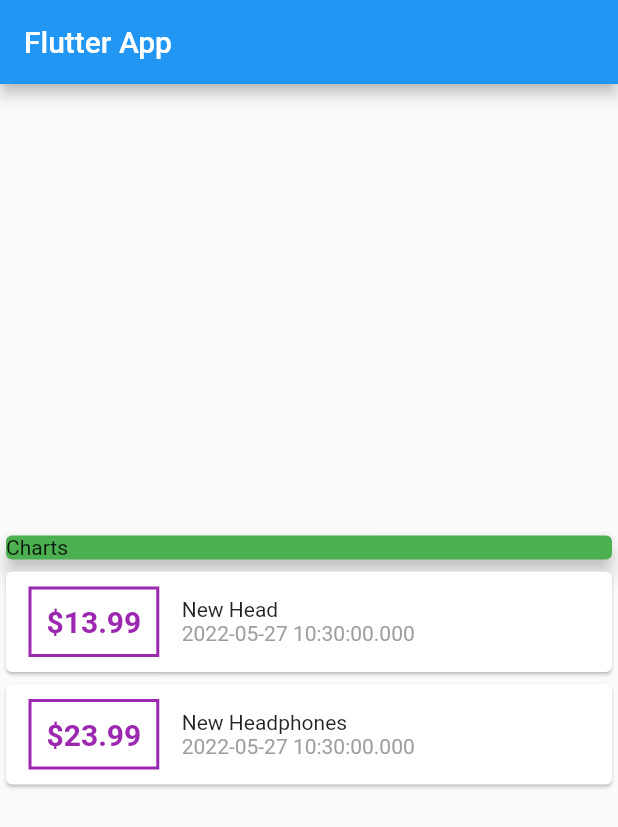
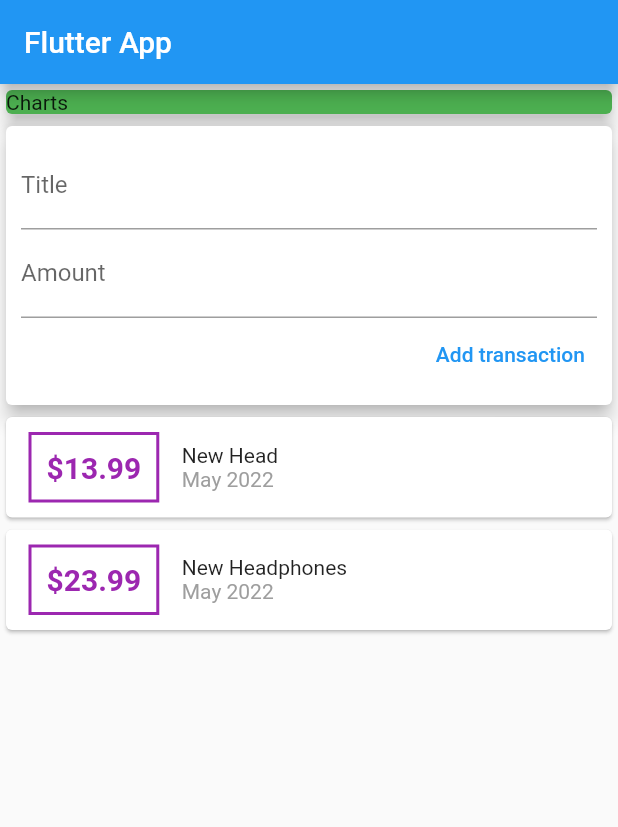
Before and after one commit to nochevnoy/flutter_projects, a Flutter app: the screen it shows after launch, on a phone screen of 412 x 824 dp. Shown: the top 827 px of the screen. Run offline on Flutter 3.47's test engine with Material 2 defaults, Android fonts, the phone set to English and light mode, and no system bars.

Commit message:
Add files via upload

```diff
--- a/payment_management/lib/main.dart
+++ b/payment_management/lib/main.dart
@@ -1,4 +1,5 @@
 import 'package:flutter/material.dart';
+import 'package:intl/intl.dart';
 
 import './transactions.dart';
 
@@ -31,6 +32,9 @@ class MyHomePage extends StatelessWidget {
     ),
   ];
 
+late String titleInput;
+late String amountInput;
+
   @override
   Widget build(BuildContext context) {
     return Scaffold(
@@ -38,7 +42,7 @@ class MyHomePage extends StatelessWidget {
           title: Text('Flutter App'),
         ),
         body: Column(
-          mainAxisAlignment: MainAxisAlignment.center,
+          // mainAxisAlignment: MainAxisAlignment.center,
           crossAxisAlignment: CrossAxisAlignment.stretch,
           children: <Widget>[
             Container(
@@ -47,6 +51,32 @@ class MyHomePage extends StatelessWidget {
                 color: Colors.green,
                 child: Text('Charts'),
                 elevation: 5,
+              ),
+            ),
+            Card(
+              elevation: 5,
+              child: Container(
+                padding: EdgeInsets.all(10),
+                child: Column(
+                  crossAxisAlignment: CrossAxisAlignment.end,
+                  children: <Widget>[
+                    TextField(
+                      decoration: InputDecoration(labelText: 'Title'),
+                      onChanged: (value) {
+                        titleInput = value;
+                      },
+                    ),
+                    TextField(
+                      decoration: InputDecoration(labelText: 'Amount'),
+                      onChanged: (value) => amountInput = value,
+                    ),
+                    TextButton(
+                      child: Text('Add transaction'),
+                      // style: ,
+                      onPressed: () {},
+                    ),
+                  ],
+                ),
               ),
             ),
             Column(
@@ -86,7 +116,8 @@ class MyHomePage extends StatelessWidget {
                             ),
                           ),
                           Text(
-                            tx.date.toString(),style: TextStyle(color:Colors.grey),
+                            DateFormat.yMMM().format(tx.date),
+                            style: TextStyle(color: Colors.grey),
                           ),
                         ],
                       ),
--- a/payment_management/pubspec.yaml
+++ b/payment_management/pubspec.yaml
@@ -29,6 +29,7 @@ environment:
 dependencies:
   flutter:
     sdk: flutter
+  intl: ^0.17.0
 
 
   # The following adds the Cupertino Icons font to your application.
```
Also changed, not shown: payment_management/pubspec.lock.
